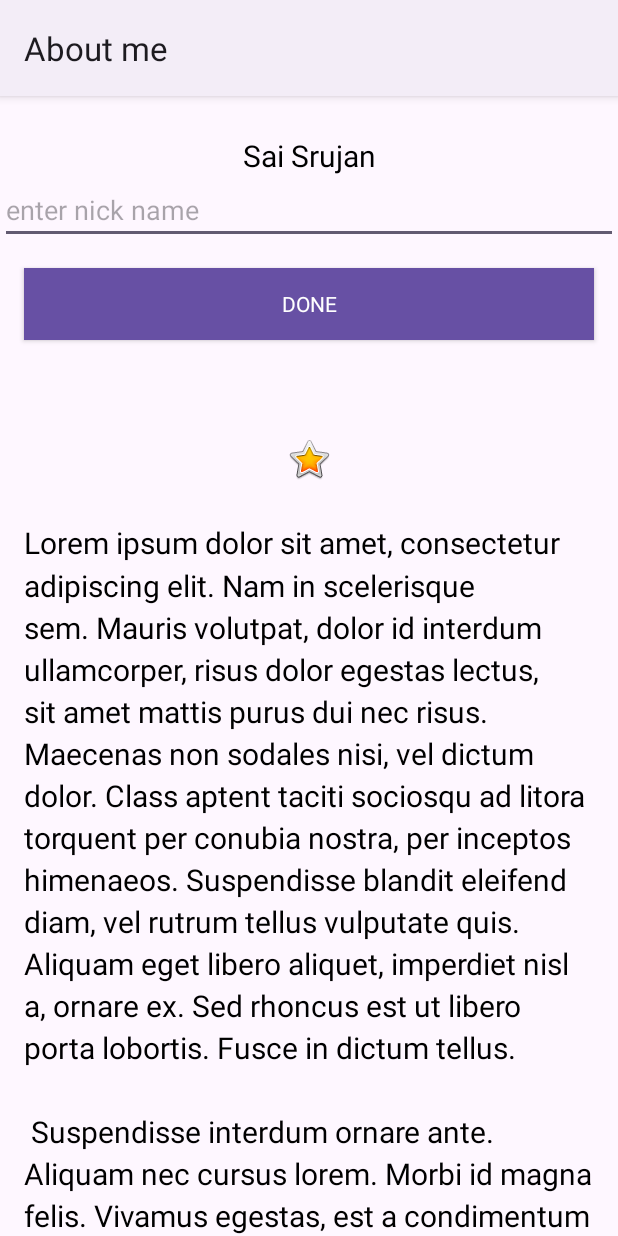
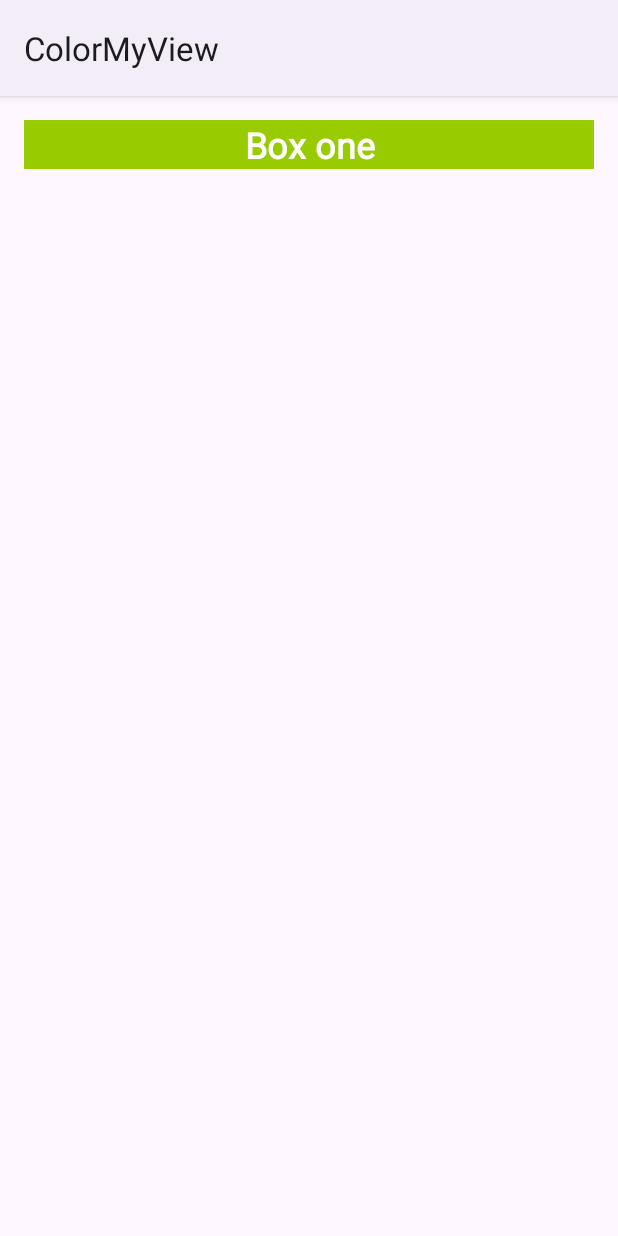
Before and after one commit to Srujan-github/Android-App-with-kotlin, an Android app: the screen it shows after launch (MainActivity), on a phone screen of 412 x 824 dp. Run offline under Robolectric (Android 15) with nearby library versions, the phone set to English and light mode, and no system bars; 1 statement that could not run was skipped.

Commit message:
Removed unwanted files and Learned about constraint layout

```diff
--- a/app/src/main/AndroidManifest.xml
+++ b/app/src/main/AndroidManifest.xml
@@ -7,7 +7,7 @@
         android:dataExtractionRules="@xml/data_extraction_rules"
         android:fullBackupContent="@xml/backup_rules"
         android:icon="@mipmap/ic_launcher"
-        android:label="About me"
+        android:label="ColorMyView"
         android:roundIcon="@mipmap/ic_launcher_round"
         android:supportsRtl="true"
         android:theme="@style/Theme.Android_course"
--- a/app/src/main/java/learning/kotlin/MyName.kt
+++ /dev/null
@@ -1,6 +0,0 @@
-package learning.kotlin
-
-data class MyName(
-    var name: String = "",
-    var nickName: String = ""
-)
--- a/app/src/main/java/learning/kotlin/android_course/MainActivity.kt
+++ b/app/src/main/java/learning/kotlin/android_course/MainActivity.kt
@@ -1,37 +1,14 @@
 package learning.kotlin.android_course
 
-import android.content.Context
 import android.os.Bundle
-import android.view.View
-import android.view.inputmethod.InputMethodManager
 import androidx.appcompat.app.AppCompatActivity
-import androidx.databinding.DataBindingUtil
-import learning.kotlin.MyName
 import learning.kotlin.android_course.databinding.ActivityMainBinding
 
 class MainActivity : AppCompatActivity(R.layout.activity_main) {
     private lateinit var binding: ActivityMainBinding
-    private val myName: MyName = MyName("Sai Srujan")
     override fun onCreate(savedInstanceState: Bundle?) {
         super.onCreate(savedInstanceState)
-        binding = DataBindingUtil.setContentView(this, R.layout.activity_main)
-        binding.myName = myName
-        binding.button.setOnClickListener {
-            addNickName(it)
-        }
+        binding =ActivityMainBinding.inflate(layoutInflater)
+
     }
-
-    private fun addNickName(view: View) {
-        binding.apply {
-            myName?.nickName = editNickNameText.text.toString()
-            initializeViewTreeOwners()
-            nickNameText.visibility = View.VISIBLE
-            editNickNameText.visibility = View.GONE
-            view.visibility = View.GONE
-        }
-        binding.myName = myName
-        val imm = getSystemService(Context.INPUT_METHOD_SERVICE) as InputMethodManager
-        imm.hideSoftInputFromWindow(view.windowToken, 0)
-    }
-
 }
--- a/app/src/main/res/layout/activity_main.xml
+++ b/app/src/main/res/layout/activity_main.xml
@@ -1,75 +1,21 @@
-<layout
-    xmlns:android="http://schemas.android.com/apk/res/android"
-    xmlns:tools="http://schemas.android.com/tools">
-    <data>
-        <variable
-            name="myName"
-            type="learning.kotlin.MyName" />
-    </data>
-<LinearLayout
+<androidx.constraintlayout.widget.ConstraintLayout xmlns:android="http://schemas.android.com/apk/res/android"
+    xmlns:app="http://schemas.android.com/apk/res-auto"
+    xmlns:tools="http://schemas.android.com/tools"
     android:layout_width="match_parent"
     android:layout_height="match_parent"
-    android:orientation="vertical"
     tools:context=".MainActivity">
 
     <TextView
-        android:id="@+id/txtName"
-        style="@style/NameTextStyle"
-        android:gravity="center"
-        android:text="@={myName.name}" />
-
-    <EditText
-        android:id="@+id/editNickNameText"
-        android:layout_width="match_parent"
+        android:id="@+id/textView"
+        style="@style/WhiteBox"
+        android:layout_width="0dp"
         android:layout_height="wrap_content"
-        android:autofillHints="name"
-        android:hint="@string/enter_nick_name"
-        android:inputType="textMultiLine" />
-
-    <Button
-        android:id="@+id/button"
-        style="@style/Widget.AppCompat.Button.Colored"
-        android:layout_width="match_parent"
-        android:layout_height="wrap_content"
-        android:layout_marginHorizontal="@dimen/layout_margin"
-        android:layout_marginTop="@dimen/layout_margin"
-        android:background="@color/green"
-        android:backgroundTint="@color/green"
+        android:layout_marginStart="@dimen/wide_margin"
+        android:layout_marginTop="@dimen/wide_margin"
+        android:layout_marginEnd="@dimen/wide_margin"
         android:fontFamily="@font/roboto"
-        android:text="@string/done"
-        />
-
-    <TextView
-        android:id="@+id/nickNameText"
-        style="@style/NameTextStyle"
-        android:layout_width="match_parent"
-        android:layout_height="wrap_content"
-        android:gravity="center"
-        android:text="@={myName.nickName}"
-        android:visibility="invisible" />
-
-    <ImageView
-        android:layout_width="wrap_content"
-        android:layout_height="wrap_content"
-        android:layout_gravity="center"
-        android:layout_marginTop="@dimen/padding_10dp"
-        android:contentDescription="@string/star_icon"
-        android:src="@android:drawable/btn_star_big_on" />
-
-    <ScrollView
-        android:id="@+id/bio_scrollView"
-        android:layout_width="match_parent"
-        android:layout_height="match_parent">
-
-        <TextView
-            android:id="@+id/bioTextView"
-            style="@style/NameTextStyle"
-            android:layout_width="match_parent"
-            android:layout_height="wrap_content"
-            android:lineSpacingMultiplier="1.2"
-            android:paddingStart="@dimen/padding"
-            android:paddingEnd="@dimen/padding"
-            android:text="@string/lorem_ipsum" />
-    </ScrollView>
-</LinearLayout>
-</layout>
+        android:text="Box one"
+        app:layout_constraintEnd_toEndOf="parent"
+        app:layout_constraintStart_toStartOf="parent"
+        app:layout_constraintTop_toTopOf="parent" />
+</androidx.constraintlayout.widget.ConstraintLayout>
--- a/app/src/main/res/values/dimens.xml
+++ b/app/src/main/res/values/dimens.xml
@@ -4,5 +4,6 @@
     <dimen name="padding_10dp">10dp</dimen>
     <dimen name="padding">16dp</dimen>
     <dimen name="layout_margin">16dp</dimen>
-
+    <dimen name="box_text_size">24sp</dimen>
+    <dimen name="wide_margin">16dp</dimen>
 </resources>
--- a/app/src/main/res/values/styles.xml
+++ b/app/src/main/res/values/styles.xml
@@ -10,4 +10,14 @@
         <item name="android:textColor">@color/black</item>
         <item name="android:textSize">@dimen/text_size_20sp</item>
     </style>
+
+    <style name="WhiteBox">
+        <item name="android:background">@android:color/holo_green_light</item>
+        <item name="android:textAlignment">center</item>
+        <item name="android:textSize">@dimen/box_text_size</item>
+        <item name="android:textStyle">bold</item>
+        <item name="android:textColor">@android:color/white</item>
+        <item name="android:fontFamily">@font/roboto</item>
+    </style>
+
 </resources>
```
